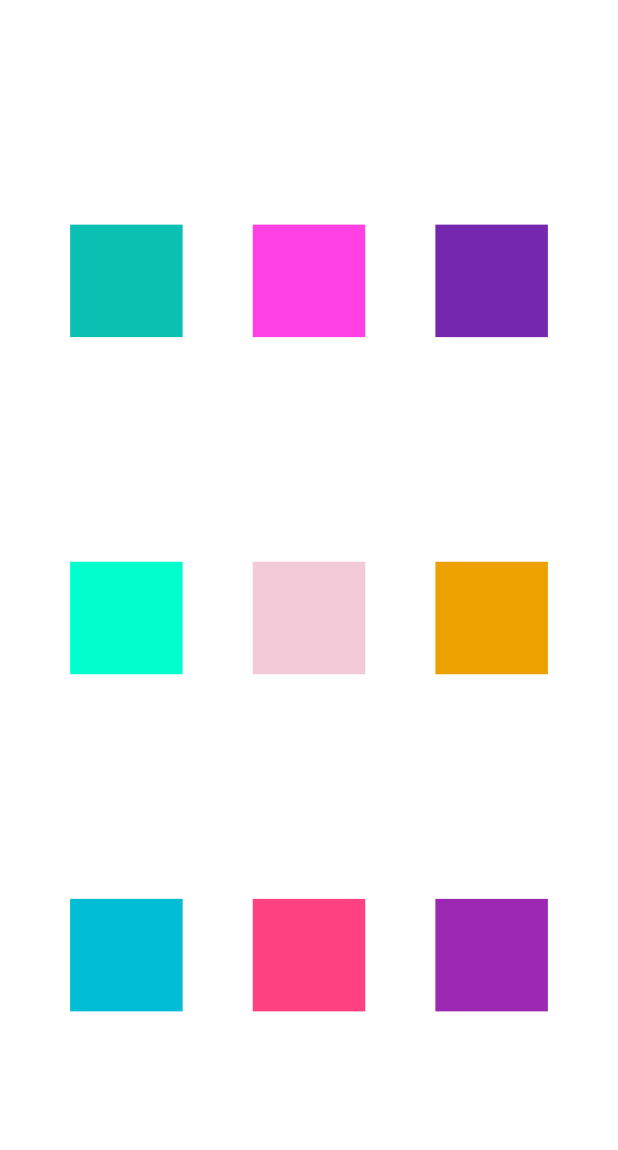
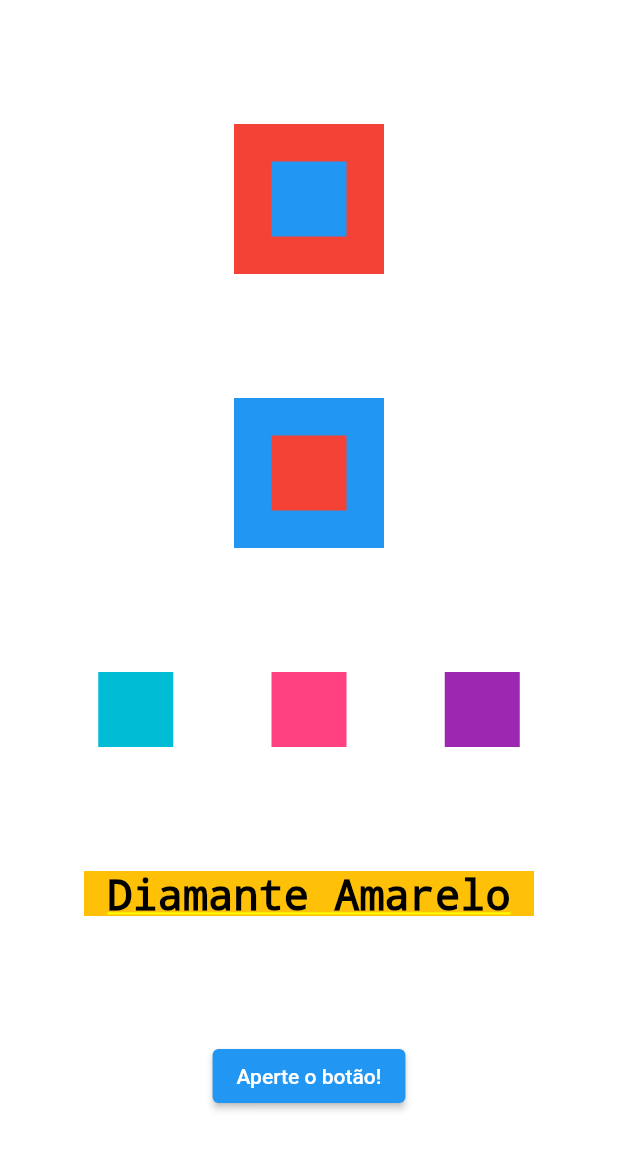
Before and after one commit to thanaracs/iniciando-flutter, a Flutter app: the screen it shows after launch, on a phone screen of 412 x 824 dp. Shown: the top 1150 px of the screen. Run offline on Flutter 3.47's test engine with Material 2 defaults, Android fonts, the phone set to English and light mode, and no system bars.

Commit message:
projeto curso de flutter

```diff
--- a/lib/main.dart
+++ b/lib/main.dart
@@ -19,42 +19,39 @@ class MyApp extends StatelessWidget {
         mainAxisAlignment: MainAxisAlignment.spaceEvenly,
         crossAxisAlignment: CrossAxisAlignment.center,
         children: [
-          Row(
-            mainAxisAlignment: MainAxisAlignment.spaceEvenly,
-            crossAxisAlignment: CrossAxisAlignment.center,
+          Stack(
+            alignment: AlignmentDirectional.center,
+
             children: [
-              Container(color: Color.fromARGB(255, 10, 192, 179),width: 75, height: 75,),
-              Container(color: Color.fromARGB(255, 255, 64, 226), height: 75, width: 75,),
-              Container(color: Color.fromARGB(255, 117, 39, 176), height: 75, width: 75,),
+              Container(color: Colors.red, width: 100, height: 100,),
+              Container(color: Colors.blue, width: 50, height: 50,),
+            ],
+          ),
+          Stack(
+            alignment: AlignmentDirectional.center,
+            children: [
+              Container(color: Colors.blue, width: 100, height: 100,),
+              Container(color: Colors.red, width: 50, height: 50,),
             ],
           ),
           Row(
             mainAxisAlignment: MainAxisAlignment.spaceEvenly,
             crossAxisAlignment: CrossAxisAlignment.center,
             children: [
-              Container(color: Color.fromARGB(255, 0, 255, 204),width: 75, height: 75,),
-              Container(color: Color.fromARGB(255, 242, 201, 215), height: 75, width: 75,),
-              Container(color: Color.fromARGB(255, 236, 161, 0), height: 75, width: 75,),
+              Container(color: Colors.cyan,width: 50, height: 50,),
+              Container(color: Colors.pinkAccent, height: 50, width: 50,),
+              Container(color: Colors.purple, height: 50, width: 50,),
             ],
           ),
-          Row(
-            mainAxisAlignment: MainAxisAlignment.spaceEvenly,
-            crossAxisAlignment: CrossAxisAlignment.center,
-            children: [
-              Container(color: Colors.cyan,width: 75, height: 75,),
-              Container(color: Colors.pinkAccent, height: 75, width: 75,),
-              Container(color: Colors.purple, height: 75, width: 75,),
-            ],
+          Container(color: Colors.amber, height: 30, width: 300,
+          child: Text('Diamante Amarelo', style: TextStyle(color: Colors.black, fontSize: 28), textAlign: TextAlign.center,),
           ),
-          // Container(color: Colors.amber, height: 30, width: 300,
-          // child: Text('Diamante Amarelo', style: TextStyle(color: Colors.black, fontSize: 28), textAlign: TextAlign.center,),
-          // ),
-          // ElevatedButton(
-            // onPressed: (){
-            //   print('Você apertou o botão');
-            // },
-            //  child: Text('Aperte o botão!'),
-            // ),
+          ElevatedButton(
+            onPressed: (){
+              print('Você apertou o botão');
+            },
+             child: Text('Aperte o botão!'),
+            ),
 
       ],
       ),
```
